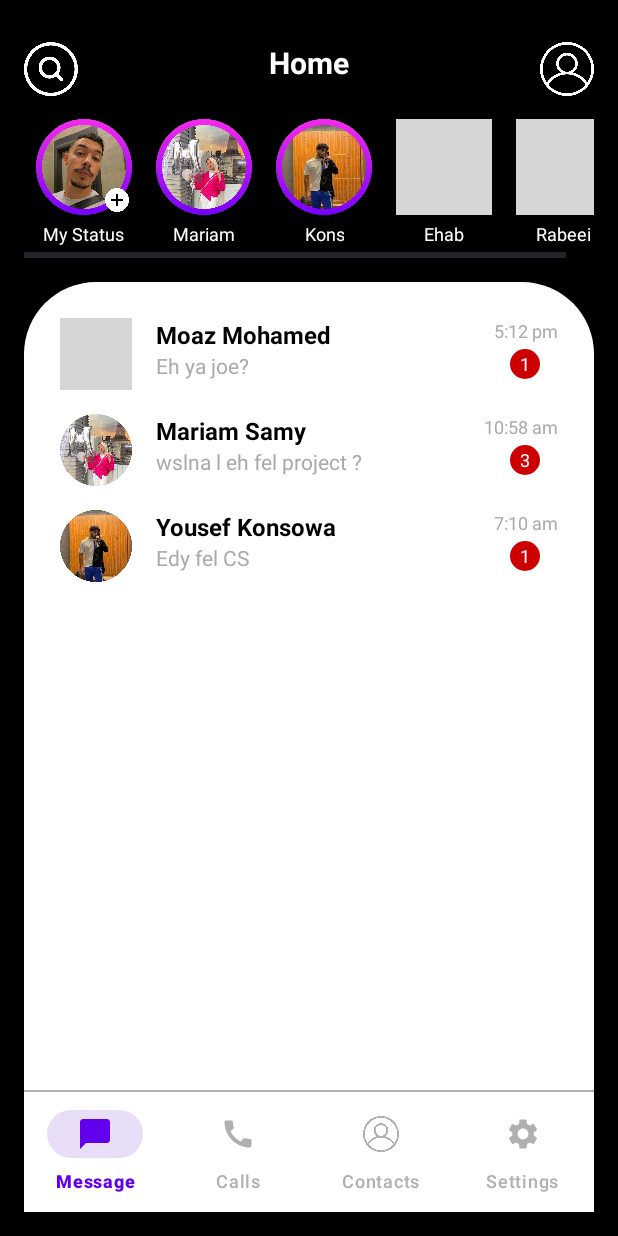
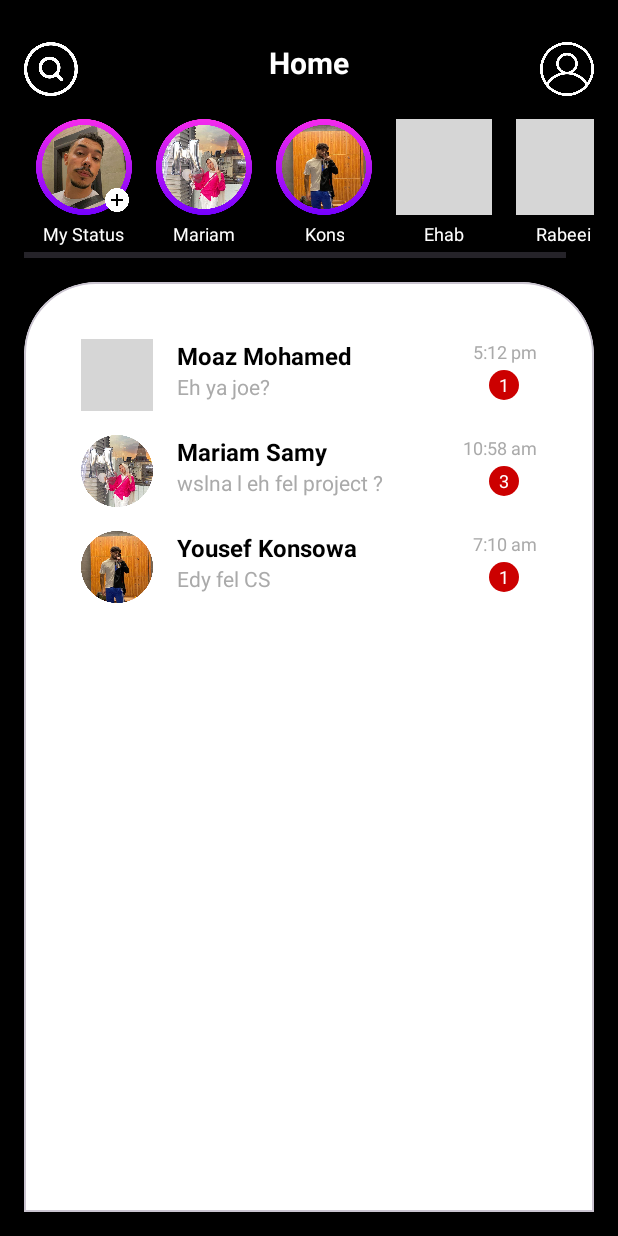
Before and after one commit to rabeeiiii/qchat1, an Android app: the layout chatlist.xml on its own in the app's theme, with its tools: preview values and no code run, on a phone screen of 412 x 824 dp. Run offline under Robolectric (Android 15) with nearby library versions, the phone set to English and light mode, and no system bars; grey boxes are pictures that could not be loaded.

Commit message:
make navbar in all pages and working

```diff
--- a/app/src/main/AndroidManifest.xml
+++ b/app/src/main/AndroidManifest.xml
@@ -13,7 +13,7 @@
         android:theme="@style/Theme.Qchat"
         tools:targetApi="31">
         <activity
-            android:name=".MainActivity"
+            android:name=".SettingsActivity"
             android:exported="true">
             <intent-filter>
                 <action android:name="android.intent.action.MAIN" />
@@ -22,7 +22,7 @@
             </intent-filter>
         </activity>
         <activity
-            android:name=".SettingsActivity"
+            android:name=".MainActivity"
             android:exported="false" />
     </application>
 
--- a/app/src/main/res/drawable/ic_message2.xml
+++ /dev/null
@@ -1,9 +0,0 @@
-<vector xmlns:android="http://schemas.android.com/apk/res/android"
-    android:width="24dp"
-    android:height="24dp"
-    android:viewportWidth="24"
-    android:viewportHeight="24">
-    <path
-        android:fillColor="#8E8E93"
-        android:pathData="M20,2H4c-1.1,0 -2,0.9 -2,2v18l4,-4h14c1.1,0 2,-0.9 2,-2V4c0,-1.1 -0.9,-2 -2,-2z"/>
-</vector>
--- a/app/src/main/res/drawable/ic_settings2.xml
+++ /dev/null
@@ -1,9 +0,0 @@
-<vector xmlns:android="http://schemas.android.com/apk/res/android"
-    android:width="24dp"
-    android:height="24dp"
-    android:viewportWidth="24"
-    android:viewportHeight="24">
-    <path
-        android:fillColor="#8E8E93"
-        android:pathData="M19.14,12.94c0.04,-0.3 0.06,-0.61 0.06,-0.94c0,-0.32 -0.02,-0.64 -0.07,-0.94l2.03,-1.58c0.18,-0.14 0.23,-0.41 0.12,-0.61l-1.92,-3.32c-0.12,-0.22 -0.37,-0.29 -0.59,-0.22l-2.39,0.96c-0.5,-0.38 -1.03,-0.7 -1.62,-0.94L14.4,2.81c-0.04,-0.24 -0.24,-0.41 -0.48,-0.41h-3.84c-0.24,0 -0.43,0.17 -0.47,0.41L9.25,5.35C8.66,5.59 8.12,5.92 7.63,6.29L5.24,5.33c-0.22,-0.08 -0.47,0 -0.59,0.22L2.74,8.87C2.62,9.08 2.66,9.34 2.86,9.48l2.03,1.58C4.84,11.36 4.8,11.69 4.8,12s0.02,0.64 0.07,0.94l-2.03,1.58c-0.18,0.14 -0.23,0.41 -0.12,0.61l1.92,3.32c0.12,0.22 0.37,0.29 0.59,0.22l2.39,-0.96c0.5,0.38 1.03,0.7 1.62,0.94l0.36,2.54c0.05,0.24 0.24,0.41 0.48,0.41h3.84c0.24,0 0.44,-0.17 0.47,-0.41l0.36,-2.54c0.59,-0.24 1.13,-0.56 1.62,-0.94l2.39,0.96c0.22,0.08 0.47,0 0.59,-0.22l1.92,-3.32c0.12,-0.22 0.07,-0.47 -0.12,-0.61L19.14,12.94zM12,15.6c-1.98,0 -3.6,-1.62 -3.6,-3.6s1.62,-3.6 3.6,-3.6s3.6,1.62 3.6,3.6S13.98,15.6 12,15.6z"/>
-</vector>
--- a/app/src/main/res/layout/chatlist.xml
+++ b/app/src/main/res/layout/chatlist.xml
@@ -200,18 +200,19 @@
 
         </LinearLayout>
     </HorizontalScrollView>
-    <FrameLayout
+    <com.google.android.material.card.MaterialCardView
         android:id="@+id/chat_list_container"
         android:layout_width="match_parent"
         android:layout_height="0dp"
         android:layout_marginTop="16dp"
-        android:layout_marginBottom="80dp"
-        android:background="@drawable/card_background"
-        android:elevation="0dp"
+        android:layout_marginBottom="0dp"
         app:layout_constraintBottom_toBottomOf="parent"
         app:layout_constraintEnd_toEndOf="parent"
         app:layout_constraintStart_toStartOf="parent"
-        app:layout_constraintTop_toBottomOf="@id/status_bar">
+        app:layout_constraintTop_toBottomOf="@id/status_bar"
+        app:cardBackgroundColor="@android:color/white"
+        app:cardElevation="0dp"
+        app:shapeAppearanceOverlay="@style/TopRoundedCard">
 
         <LinearLayout
             android:layout_width="match_parent"
@@ -235,29 +236,10 @@
                 android:layout_width="match_parent"
                 android:layout_height="wrap_content" />
         </LinearLayout>
-    </FrameLayout>
-
-    <!-- Line above BottomNavigationView -->
-    <View
-        android:id="@+id/top_border"
-        android:layout_width="match_parent"
-        android:layout_height="1dp"
-        android:background="@color/grey"
-        app:layout_constraintBottom_toTopOf="@id/bottom_navigation" />
-
-    <com.google.android.material.bottomnavigation.BottomNavigationView
-        android:id="@+id/bottom_navigation"
-        android:layout_width="match_parent"
-        android:layout_height="wrap_content"
-        android:layout_marginBottom="0dp"
-        android:background="@color/white"
-        android:elevation="8dp"
-        app:itemIconTint="@color/bottom_nav_color"
-        app:itemTextColor="@color/bottom_nav_color"
-        app:labelVisibilityMode="labeled"
-        app:layout_constraintBottom_toBottomOf="parent"
-        app:menu="@menu/bottom_nav_menu" />
+    </com.google.android.material.card.MaterialCardView>
 
 
 
+    <!-- Line above BottomNavigationView -->
+
 </androidx.constraintlayout.widget.ConstraintLayout>
--- a/app/src/main/res/menu/bottom_nav_menu.xml
+++ b/app/src/main/res/menu/bottom_nav_menu.xml
@@ -1,24 +1,19 @@
 <?xml version="1.0" encoding="utf-8"?>
 <menu xmlns:android="http://schemas.android.com/apk/res/android">
-
     <item
-        android:id="@+id/nav_message"
-        android:icon="@drawable/ic_message2"
-        android:title="Message" />
-
+        android:id="@+id/nav_chat"
+        android:icon="@drawable/ic_message"
+        android:title="Chat" />
     <item
         android:id="@+id/nav_calls"
-        android:icon="@drawable/ic_call2"
+        android:icon="@drawable/ic_call"
         android:title="Calls" />
-
     <item
         android:id="@+id/nav_contacts"
-        android:icon="@drawable/ic_profile"
+        android:icon="@drawable/ic_contacts"
         android:title="Contacts" />
-
     <item
         android:id="@+id/nav_settings"
-        android:icon="@drawable/ic_settings2"
+        android:icon="@drawable/ic_settings"
         android:title="Settings" />
-
 </menu>
--- /dev/null
+++ b/app/src/main/res/values/styles.xml
@@ -0,0 +1,9 @@
+<resources>
+    <style name="TopRoundedCard" parent="">
+        <item name="cornerFamily">rounded</item>
+        <item name="cornerSizeTopLeft">48dp</item>
+        <item name="cornerSizeTopRight">48dp</item>
+        <item name="cornerSizeBottomLeft">0dp</item>
+        <item name="cornerSizeBottomRight">0dp</item>
+    </style>
+</resources>
```
Also changed, not shown: app/src/main/java/com/example/qchat/Main2Activity.kt (added, +16 -0 lines), app/src/main/java/com/example/qchat/MainActivity.kt (+40 -4 lines), app/src/main/java/com/example/qchat/SettingsActivity.kt (+3 -7 lines), app/src/main/java/com/example/qchat/fragments/ChatFragment.kt (renamed from app/src/main/java/com/example/qchat/fragments/MessageFragment.kt, +6 -4 lines), app/src/main/res/layout/activity_main.xml (+8 -6 lines), app/src/main/res/menu/bottom_nav_menu2.xml (deleted, +0 -19 lines), app/src/main/res/drawable/ic_call.png (deleted), app/src/main/res/drawable/ic_call.xml (renamed from app/src/main/res/drawable/ic_call2.xml).
